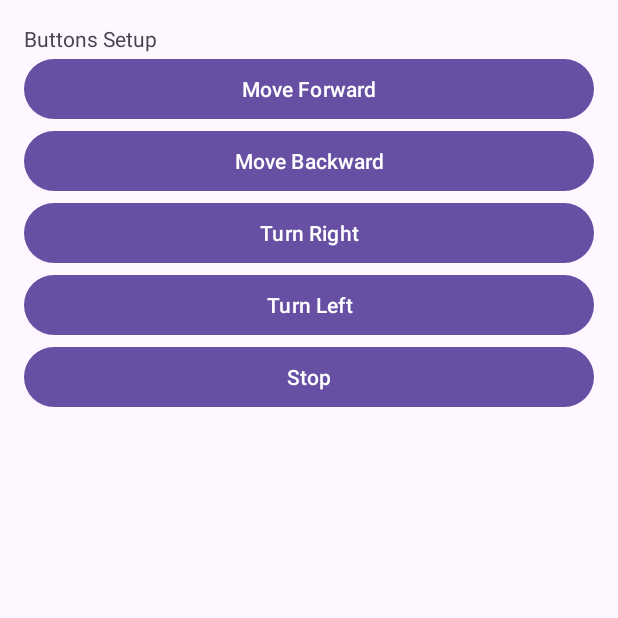
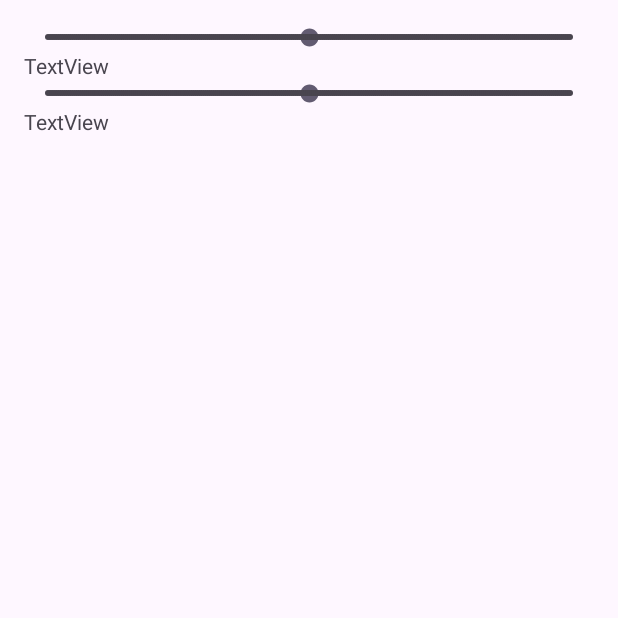
Before and after one commit to BatuCem/smartphone-autopilot, an Android app: the ButtonActivity screen opened directly, with no data from a screen before it, on a phone screen of 412 x 824 dp, the top half of it. Run offline under Robolectric (Android 15) with nearby library versions, the phone set to English and light mode, and no system bars.

Commit message:
Signed-off-by: BatuCem <batu.cem@hotmail.com>

```diff
--- a/Android/CameraDemo2/app/src/main/java/com/example/camerademo/DepthEstimationModel.java
+++ b/Android/CameraDemo2/app/src/main/java/com/example/camerademo/DepthEstimationModel.java
@@ -32,7 +32,7 @@ public class DepthEstimationModel {
     public Bitmap runInference(Bitmap bitmap)
     {
         tfliteInterpreter.inp
-        ByteBuffer inputBuffer= preShape(bitmap);
+        ByteBuffer inputBuffer = preShape(bitmap);
         float[][][]depthOutput = new float[1][256][256];
         tfliteInterpreter.run(inputBuffer,depthOutput);
         return postShape(depthOutput[0]);
--- a/Android/wifiHttpOkDemo/app/src/main/java/com/example/wifihttpokdemo/ButtonActivity.java
+++ b/Android/wifiHttpOkDemo/app/src/main/java/com/example/wifihttpokdemo/ButtonActivity.java
@@ -3,35 +3,73 @@ package com.example.wifihttpokdemo;
 import androidx.appcompat.app.AppCompatActivity;
 
 import android.content.Context;
+import android.content.Intent;
 import android.net.ConnectivityManager;
 import android.net.Network;
 import android.net.NetworkCapabilities;
 import android.os.Bundle;
 import android.view.View;
 import android.widget.Button;
+import android.widget.SeekBar;
+import android.widget.TextView;
 import android.widget.Toast;
 
 import java.util.concurrent.Executor;
 import java.util.concurrent.Executors;
-//Defines Activity where command tx will commence
-public class ButtonActivity extends AppCompatActivity implements View.OnClickListener {
-    private Button[] buttons =new Button[5];              //Define button array
 
-    Executor executor= Executors.newSingleThreadExecutor(); //get executor to do background tasks
+public class ButtonActivity extends AppCompatActivity {
+    private SeekBar seekBarL, seekBarR;
+    private TextView textL,textR;
+    private int leftState,rightState;
+    Executor executor = Executors.newSingleThreadExecutor();
+
     @Override
     protected void onCreate(Bundle savedInstanceState) {
         super.onCreate(savedInstanceState);
-        setContentView(R.layout.activity_button);   //connect layout with XML
-        buttons[0]=findViewById(R.id.forwardButton);     //connect forward button in layout
-        buttons[1]=findViewById(R.id.backwardButton);   //connect backward move button in layout
-        buttons[2]=findViewById(R.id.rightButton);      //connect turn right button in layout
-        buttons[3]=findViewById(R.id.leftButton);       //connect turn left button in layout
-        buttons[4]=findViewById(R.id.stopButton);       //connect stop button in layout
+        setContentView(R.layout.activity_button);
+        seekBarL=findViewById(R.id.seekBarL);
+        seekBarR=findViewById(R.id.seekBarR);
+        textL=findViewById(R.id.textViewL);
+        textR=findViewById(R.id.textViewR);
+        seekBarL.setOnSeekBarChangeListener(new SeekBar.OnSeekBarChangeListener() {
+            @Override
+            public void onProgressChanged(SeekBar seekBar, int progress, boolean fromUser) {
+                leftState=progress;
+                requestToUrl(convertIntegers(leftState,rightState));
+                textL.setText(Integer.toString(leftState));
 
-        for(int i=0;i<buttons.length;i++)
-        {
-            buttons[i].setOnClickListener(this);
-        }
+            }
+
+            @Override
+            public void onStartTrackingTouch(SeekBar seekBar) {
+
+            }
+
+            @Override
+            public void onStopTrackingTouch(SeekBar seekBar) {
+
+            }
+        });
+        seekBarR.setOnSeekBarChangeListener(new SeekBar.OnSeekBarChangeListener() {
+            @Override
+            public void onProgressChanged(SeekBar seekBar, int progress, boolean fromUser) {
+                rightState=progress;
+                requestToUrl(convertIntegers(leftState,rightState));
+                textR.setText(Integer.toString(rightState));
+            }
+
+            @Override
+            public void onStartTrackingTouch(SeekBar seekBar) {
+
+            }
+
+            @Override
+            public void onStopTrackingTouch(SeekBar seekBar) {
+
+            }
+        });
+
+
     }
     void requestToUrl(String command){      //make request from given command
         ConnectivityManager connectivityManager= (ConnectivityManager) getSystemService(Context.CONNECTIVITY_SERVICE);  //Get Connectivity Service
@@ -50,35 +88,11 @@ public class ButtonActivity extends AppCompatActivity implements View.OnClickLis
             Toast.makeText(ButtonActivity.this, "Device Not Connected!", Toast.LENGTH_SHORT).show();    //give connection error via pop-up toast
         }
     }
+    public static String convertIntegers (int a, int b)
+    {
+        String aStr = (a >= 0 ? "+" : "-") + String.format("%03d", Math.abs(a));
+        String bStr = (b >= 0 ? "+" : "-") + String.format("%03d", Math.abs(b));
+        return aStr + " " + bStr;
+    }
 
-    @Override
-    public void onClick(View v) {
-        requestToUrl("S");
-        final int viewId = v.getId();
-        if(viewId ==R.id.forwardButton)
-        {
-            requestToUrl("F");
-            Toast.makeText(this, "moving forward", Toast.LENGTH_SHORT).show();
-        }
-        else if (viewId==R.id.backwardButton)
-        {
-            requestToUrl("B");
-            Toast.makeText(this, "moving backward", Toast.LENGTH_SHORT).show();
-        }
-        else if (viewId==R.id.rightButton)
-        {
-            requestToUrl("R");
-            Toast.makeText(this, "turning right", Toast.LENGTH_SHORT).show();
-        }
-        else if (viewId==R.id.leftButton)
-        {
-            requestToUrl("L");
-            Toast.makeText(this, "turning left", Toast.LENGTH_SHORT).show();
-        }
-        else {
-            //Do nothing for now, just report stop
-            Toast.makeText(this, "stopping", Toast.LENGTH_SHORT).show();
-        }
-
-    }
 }
--- a/Android/wifiHttpOkDemo/app/src/main/java/com/example/wifihttpokdemo/wifiManager.java
+++ b/Android/wifiHttpOkDemo/app/src/main/java/com/example/wifihttpokdemo/wifiManager.java
@@ -1,7 +1,4 @@
 package com.example.wifihttpokdemo;
-
-import android.content.Context;
-import android.widget.Toast;
 
 import java.io.IOException;
 
--- a/Android/wifiHttpOkDemo/app/src/main/res/layout/activity_button.xml
+++ b/Android/wifiHttpOkDemo/app/src/main/res/layout/activity_button.xml
@@ -6,40 +6,33 @@
     android:orientation="vertical"
     android:padding="16dp">
 
-    <TextView
-        android:id="@+id/buttonTitleView"
+
+    <SeekBar
+        android:id="@+id/seekBarL"
+        style="@style/Widget.AppCompat.SeekBar.Discrete"
         android:layout_width="match_parent"
         android:layout_height="wrap_content"
-        android:text="Buttons Setup" />
+        android:max="255"
+        android:min="-255" />
 
-    <Button
-        android:id="@+id/forwardButton"
+    <TextView
+        android:id="@+id/textViewL"
         android:layout_width="match_parent"
         android:layout_height="wrap_content"
-        android:text="Move Forward" />
+        android:text="TextView" />
 
-    <Button
-        android:id="@+id/backwardButton"
+    <SeekBar
+        android:id="@+id/seekBarR"
+        style="@style/Widget.AppCompat.SeekBar.Discrete"
         android:layout_width="match_parent"
         android:layout_height="wrap_content"
-        android:text="Move Backward" />
+        android:max="255"
+        android:min="-255" />
 
-    <Button
-        android:id="@+id/rightButton"
+    <TextView
+        android:id="@+id/textViewR"
         android:layout_width="match_parent"
         android:layout_height="wrap_content"
-        android:text="Turn Right" />
-
-    <Button
-        android:id="@+id/leftButton"
-        android:layout_width="match_parent"
-        android:layout_height="wrap_content"
-        android:text="Turn Left" />
-
-    <Button
-        android:id="@+id/stopButton"
-        android:layout_width="match_parent"
-        android:layout_height="wrap_content"
-        android:text="Stop" />
+        android:text="TextView" />
 
 </LinearLayout>
--- a/Android/wifiHttpOkDemo/app/src/main/res/layout/activity_ip.xml
+++ b/Android/wifiHttpOkDemo/app/src/main/res/layout/activity_ip.xml
@@ -26,5 +26,5 @@
         style="@style/Widget.AppCompat.Button"
         android:layout_width="match_parent"
         android:layout_height="wrap_content"
-        android:text="Enter IP" />
+        android:text="Button" />
 </LinearLayout>
```
Also changed, not shown: Android/wifiHttpOkDemo/app/src/main/java/com/example/wifihttpokdemo/ipActivity.java (+10 -11 lines).
